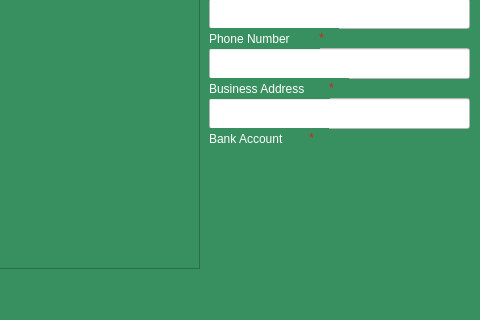
The window that suppliers.ui (Rabsoninnora/RoseGardenPlantCareSystem) describes before a commit, drawn with Qt 5; both pictures show x 821 to 1301 and y 282 to 602 of the 1301 by 602 pixel window.
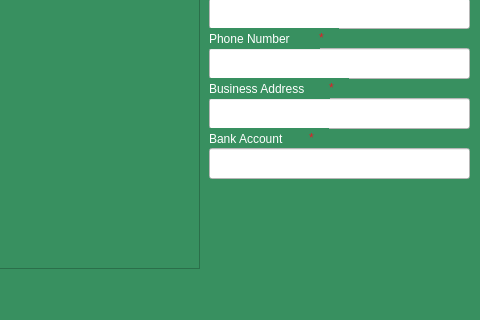
The same window after the commit.

```diff
--- a/suppliers.ui
+++ b/suppliers.ui
@@ -520,6 +520,19 @@
     <string>*</string>
    </property>
   </widget>
+  <widget class="QLineEdit" name="lineEdit_Supplier_B_Acc">
+   <property name="geometry">
+    <rect>
+     <x>1030</x>
+     <y>430</y>
+     <width>261</width>
+     <height>31</height>
+    </rect>
+   </property>
+   <property name="styleSheet">
+    <string notr="true">background-color: rgb(255, 255, 255);</string>
+   </property>
+  </widget>
  </widget>
  <resources/>
  <connections/>
```
Left out of the diff: 14 changed lines with no effect on the pictures.
